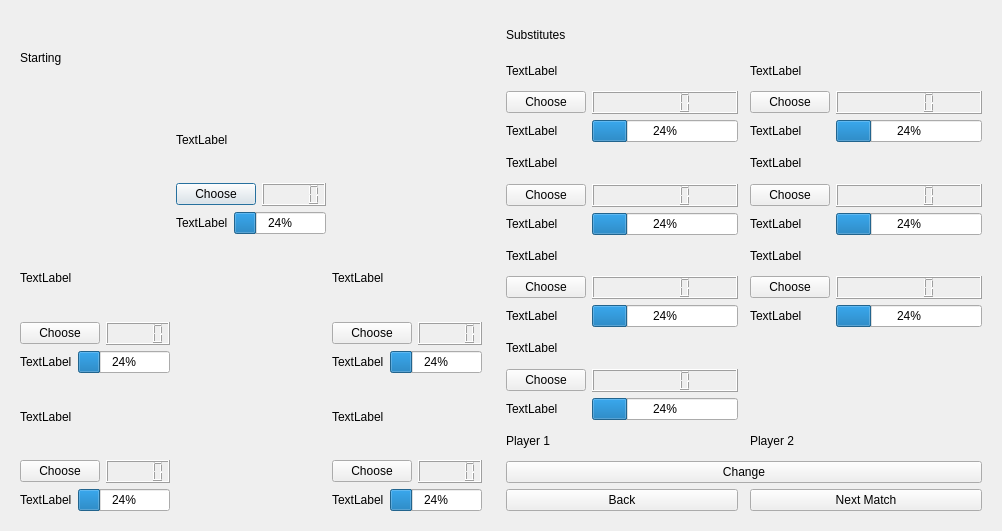
skandermoalla/CSE201-Top5, file BTM_Qt/preparation.ui: the form before one commit.
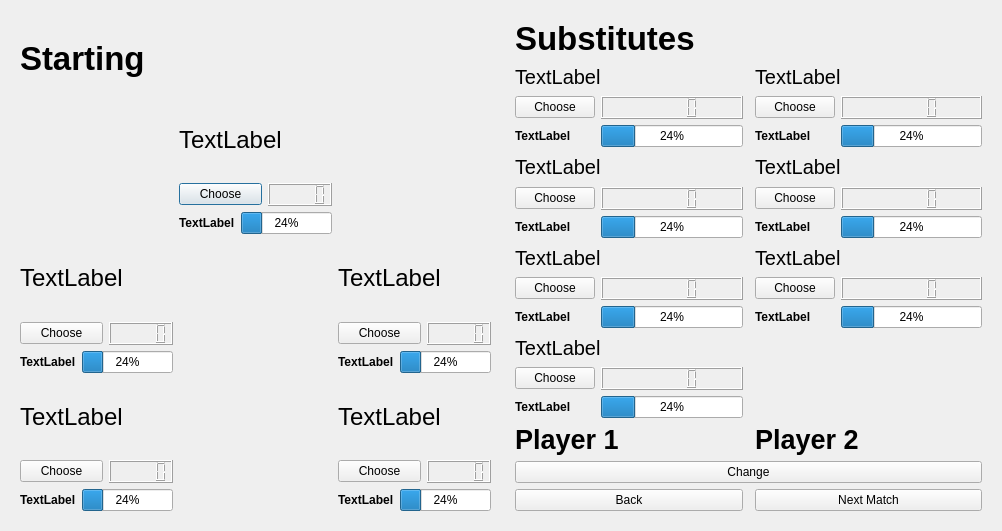
The form after the commit.

Commit message:
Improving "preparation" & energy bar
I fixed the "preparation" so that it works well in the case where we have less than 12 players; I made the energy bars in "training" and "preparation" work.

What changed in the file:
```diff
--- a/BTM_Qt/preparation.ui
+++ b/BTM_Qt/preparation.ui
@@ -39,6 +39,12 @@
       </item>
       <item row="3" column="3">
        <widget class="QLabel" name="labelp">
+        <property name="font">
+         <font>
+          <weight>75</weight>
+          <bold>true</bold>
+         </font>
+        </property>
         <property name="text">
          <string>TextLabel</string>
         </property>
@@ -46,6 +52,11 @@
       </item>
       <item row="4" column="0" colspan="3">
        <widget class="QLabel" name="label_2">
+        <property name="font">
+         <font>
+          <pointsize>18</pointsize>
+         </font>
+        </property>
         <property name="text">
          <string>TextLabel</string>
         </property>
@@ -70,6 +81,12 @@
       </item>
       <item row="9" column="0">
        <widget class="QLabel" name="label_4p">
+        <property name="font">
+         <font>
+          <weight>75</weight>
+          <bold>true</bold>
+         </font>
+        </property>
         <property name="text">
          <string>TextLabel</string>
         </property>
@@ -84,6 +101,11 @@
       </item>
       <item row="7" column="0" colspan="3">
        <widget class="QLabel" name="label_4">
+        <property name="font">
+         <font>
+          <pointsize>18</pointsize>
+         </font>
+        </property>
         <property name="text">
          <string>TextLabel</string>
         </property>
@@ -91,6 +113,12 @@
       </item>
       <item row="6" column="0">
        <widget class="QLabel" name="label_2p">
+        <property name="font">
+         <font>
+          <weight>75</weight>
+          <bold>true</bold>
+         </font>
+        </property>
         <property name="text">
          <string>TextLabel</string>
         </property>
@@ -118,6 +146,11 @@
       </item>
       <item row="1" column="3" colspan="4">
        <widget class="QLabel" name="label">
+        <property name="font">
+         <font>
+          <pointsize>18</pointsize>
+         </font>
+        </property>
         <property name="text">
          <string>TextLabel</string>
         </property>
@@ -132,6 +165,12 @@
       </item>
       <item row="6" column="7">
        <widget class="QLabel" name="label_3p">
+        <property name="font">
+         <font>
+          <weight>75</weight>
+          <bold>true</bold>
+         </font>
+        </property>
         <property name="text">
          <string>TextLabel</string>
         </property>
@@ -146,6 +185,11 @@
       </item>
       <item row="4" column="7" colspan="3">
        <widget class="QLabel" name="label_3">
+        <property name="font">
+         <font>
+          <pointsize>18</pointsize>
+         </font>
+        </property>
         <property name="text">
          <string>TextLabel</string>
         </property>
@@ -153,6 +197,12 @@
       </item>
       <item row="9" column="7">
        <widget class="QLabel" name="label_5p">
+        <property name="font">
+         <font>
+          <weight>75</weight>
+          <bold>true</bold>
+         </font>
+        </property>
         <property name="text">
          <string>TextLabel</string>
         </property>
@@ -167,6 +217,11 @@
       </item>
       <item row="7" column="7" colspan="3">
        <widget class="QLabel" name="label_5">
+        <property name="font">
+         <font>
+          <pointsize>18</pointsize>
+         </font>
+        </property>
         <property name="text">
          <string>TextLabel</string>
         </property>
@@ -174,6 +229,13 @@
       </item>
       <item row="0" column="0" colspan="3">
        <widget class="QLabel" name="label_14">
+        <property name="font">
+         <font>
+          <pointsize>25</pointsize>
+          <weight>75</weight>
+          <bold>true</bold>
+         </font>
+        </property>
         <property name="text">
          <string>Starting</string>
         </property>
@@ -187,6 +249,12 @@
      <layout class="QGridLayout" name="gridLayout">
       <item row="12" column="0">
        <widget class="QLabel" name="label_8p">
+        <property name="font">
+         <font>
+          <weight>75</weight>
+          <bold>true</bold>
+         </font>
+        </property>
         <property name="text">
          <string>TextLabel</string>
         </property>
@@ -207,6 +275,15 @@
       </item>
       <item row="0" column="0" colspan="2">
        <widget class="QLabel" name="label_13">
+        <property name="font">
+         <font>
+          <pointsize>25</pointsize>
+          <weight>75</weight>
+          <bold>true</bold>
+          <underline>false</underline>
+          <strikeout>false</strikeout>
+         </font>
+        </property>
         <property name="text">
          <string>Substitutes</string>
         </property>
@@ -217,6 +294,12 @@
       </item>
       <item row="7" column="0">
        <widget class="QLabel" name="label_6p">
+        <property name="font">
+         <font>
+          <weight>75</weight>
+          <bold>true</bold>
+         </font>
+        </property>
         <property name="text">
          <string>TextLabel</string>
         </property>
@@ -224,6 +307,12 @@
       </item>
       <item row="7" column="3">
        <widget class="QLabel" name="label_7p">
+        <property name="font">
+         <font>
+          <weight>75</weight>
+          <bold>true</bold>
+         </font>
+        </property>
         <property name="text">
          <string>TextLabel</string>
         </property>
@@ -271,23 +360,9 @@
         </property>
        </widget>
       </item>
-      <item row="19" column="0">
-       <widget class="QLabel" name="label_12">
-        <property name="text">
-         <string>TextLabel</string>
-        </property>
-       </widget>
-      </item>
       <item row="4" column="1">
        <widget class="QLCDNumber" name="lcdNumber_6"/>
       </item>
-      <item row="1" column="0">
-       <widget class="QLabel" name="label_6">
-        <property name="text">
-         <string>TextLabel</string>
-        </property>
-       </widget>
-      </item>
       <item row="27" column="0" colspan="5">
        <widget class="QPushButton" name="pushButton_13">
         <property name="text">
@@ -295,13 +370,6 @@
         </property>
        </widget>
       </item>
-      <item row="9" column="0">
-       <widget class="QLabel" name="label_8">
-        <property name="text">
-         <string>TextLabel</string>
-        </property>
-       </widget>
-      </item>
       <item row="10" column="4">
        <widget class="QLCDNumber" name="lcdNumber_9"/>
       </item>
@@ -321,6 +389,12 @@
       </item>
       <item row="12" column="3">
        <widget class="QLabel" name="label_9p">
+        <property name="font">
+         <font>
+          <weight>75</weight>
+          <bold>true</bold>
+         </font>
+        </property>
         <property name="text">
          <string>TextLabel</string>
         </property>
@@ -332,13 +406,6 @@
       <item row="4" column="4">
        <widget class="QLCDNumber" name="lcdNumber_7"/>
       </item>
-      <item row="13" column="0">
-       <widget class="QLabel" name="label_10">
-        <property name="text">
-         <string>TextLabel</string>
-        </property>
-       </widget>
-      </item>
       <item row="32" column="0" colspan="2">
        <widget class="QPushButton" name="pushButton_15">
         <property name="text">
@@ -346,27 +413,6 @@
         </property>
        </widget>
       </item>
-      <item row="13" column="3">
-       <widget class="QLabel" name="label_11">
-        <property name="text">
-         <string>TextLabel</string>
-        </property>
-       </widget>
-      </item>
-      <item row="9" column="3">
-       <widget class="QLabel" name="label_9">
-        <property name="text">
-         <string>TextLabel</string>
-        </property>
-       </widget>
-      </item>
-      <item row="26" column="3">
-       <widget class="QLabel" name="label_p2">
-        <property name="text">
-         <string>Player 2</string>
-        </property>
-       </widget>
-      </item>
       <item row="10" column="3">
        <widget class="QPushButton" name="p9">
         <property name="text">
@@ -402,22 +448,14 @@
         </property>
        </widget>
       </item>
-      <item row="1" column="3">
-       <widget class="QLabel" name="label_7">
-        <property name="text">
-         <string>TextLabel</string>
-        </property>
-       </widget>
-      </item>
-      <item row="26" column="0">
-       <widget class="QLabel" name="label_p1">
-        <property name="text">
-         <string>Player 1</string>
-        </property>
-       </widget>
-      </item>
       <item row="18" column="0">
        <widget class="QLabel" name="label_10p">
+        <property name="font">
+         <font>
+          <weight>75</weight>
+          <bold>true</bold>
+         </font>
+        </property>
         <property name="text">
          <string>TextLabel</string>
         </property>
@@ -432,6 +470,12 @@
       </item>
       <item row="18" column="3">
        <widget class="QLabel" name="label_11p">
+        <property name="font">
+         <font>
+          <weight>75</weight>
+          <bold>true</bold>
+         </font>
+        </property>
         <property name="text">
          <string>TextLabel</string>
         </property>
@@ -439,11 +483,131 @@
       </item>
       <item row="23" column="0">
        <widget class="QLabel" name="label_12p">
+        <property name="font">
+         <font>
+          <weight>75</weight>
+          <bold>true</bold>
+         </font>
+        </property>
         <property name="text">
          <string>TextLabel</string>
         </property>
        </widget>
       </item>
+      <item row="13" column="3" colspan="2">
+       <widget class="QLabel" name="label_11">
+        <property name="font">
+         <font>
+          <pointsize>15</pointsize>
+         </font>
+        </property>
+        <property name="text">
+         <string>TextLabel</string>
+        </property>
+       </widget>
+      </item>
+      <item row="9" column="3" colspan="2">
+       <widget class="QLabel" name="label_9">
+        <property name="font">
+         <font>
+          <pointsize>15</pointsize>
+         </font>
+        </property>
+        <property name="text">
+         <string>TextLabel</string>
+        </property>
+       </widget>
+      </item>
+      <item row="1" column="3" colspan="2">
+       <widget class="QLabel" name="label_7">
+        <property name="font">
+         <font>
+          <pointsize>15</pointsize>
+         </font>
+        </property>
+        <property name="text">
+         <string>TextLabel</string>
+        </property>
+       </widget>
+      </item>
+      <item row="1" column="0" colspan="2">
+       <widget class="QLabel" name="label_6">
+        <property name="font">
+         <font>
+          <pointsize>15</pointsize>
+         </font>
+        </property>
+        <property name="text">
+         <string>TextLabel</string>
+        </property>
+       </widget>
+      </item>
+      <item row="9" column="0" colspan="2">
+       <widget class="QLabel" name="label_8">
+        <property name="font">
+         <font>
+          <pointsize>15</pointsize>
+         </font>
+        </property>
+        <property name="text">
+         <string>TextLabel</string>
+        </property>
+       </widget>
+      </item>
+      <item row="13" column="0" colspan="2">
+       <widget class="QLabel" name="label_10">
+        <property name="font">
+         <font>
+          <pointsize>15</pointsize>
+         </font>
+        </property>
+        <property name="text">
+         <string>TextLabel</string>
+        </property>
+       </widget>
+      </item>
+      <item row="19" column="0" colspan="2">
+       <widget class="QLabel" name="label_12">
+        <property name="font">
+         <font>
+          <pointsize>15</pointsize>
+         </font>
+        </property>
+        <property name="text">
+         <string>TextLabel</string>
+        </property>
+       </widget>
+      </item>
+      <item row="26" column="0" colspan="2">
+       <widget class="QLabel" name="label_p1">
+        <property name="font">
+         <font>
+          <pointsize>20</pointsize>
+          <weight>75</weight>
+          <italic>false</italic>
+          <bold>true</bold>
+          <underline>false</underline>
+         </font>
+        </property>
+        <property name="text">
+         <string>Player 1</string>
+        </property>
+       </widget>
+      </item>
+      <item row="26" column="3" colspan="2">
+       <widget class="QLabel" name="label_p2">
+        <property name="font">
+         <font>
+          <pointsize>20</pointsize>
+          <weight>75</weight>
+          <bold>true</bold>
+         </font>
+        </property>
+        <property name="text">
+         <string>Player 2</string>
+        </property>
+       </widget>
+      </item>
      </layout>
     </widget>
    </item>
```
The commit also changes 4 other files.
